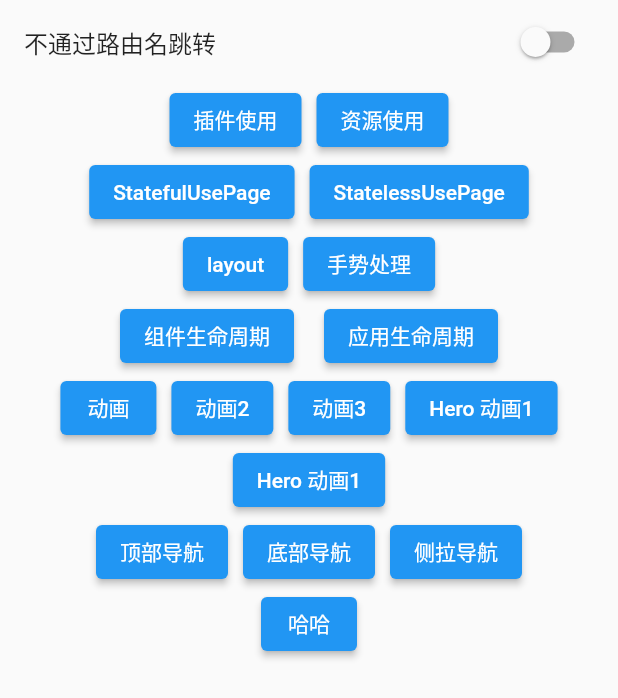
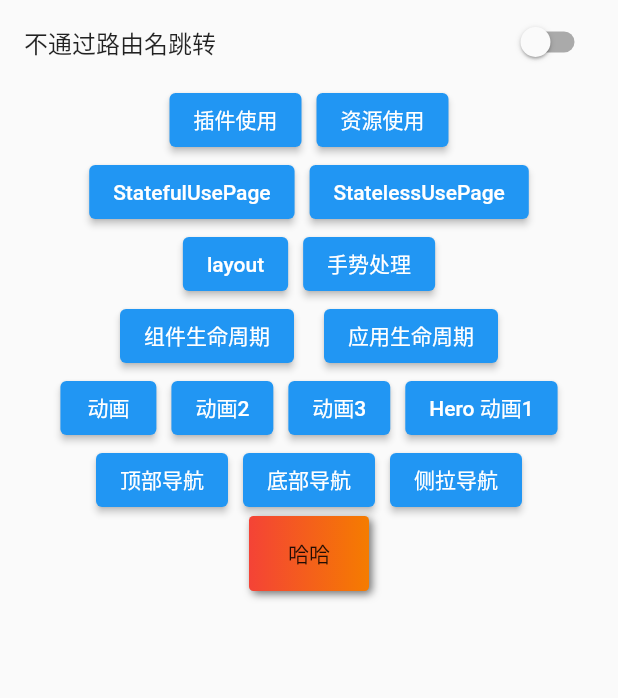
Before and after one commit to zhangbaoquan/coffer_flutter, a Flutter app: the RouterNavigator widget shown alone on an empty page, opened directly, on a phone screen of 412 x 824 dp. Shown: the top 698 px of the screen. Run offline on Flutter 3.47's test engine with Material 2 defaults, Android fonts, the phone set to English and light mode, and no system bars; our stand-ins replace cached_network_image, transparent_image; missing offline and left inert: dart:ffi, flutter_color_plugin; network calls fail.

Commit message:
code message : 组件UI练习

```diff
--- a/lib/sample/main_page.dart
+++ b/lib/sample/main_page.dart
@@ -7,9 +7,7 @@ import 'package:coffer_flutter/sample/res_page.dart';
 import 'package:coffer_flutter/sample/stateful_page.dart';
 import 'package:coffer_flutter/sample/stateless_page.dart';
 import 'package:coffer_flutter/sample/topNavigator_page.dart';
-import 'package:flutter/cupertino.dart';
 import 'package:flutter/material.dart';
-
 import 'animate_page2.dart';
 import 'animate_page3.dart';
 import 'bottomNavigator_page.dart';
@@ -44,7 +42,7 @@ class _MyAppState extends State<MyApp> {
         ),
         home: Scaffold(
           appBar: AppBar(
-            title: Text('导航使用'),
+            title: const Text('导航使用'),
           ),
           body: _MainItem(),
         ),
@@ -87,13 +85,15 @@ class _MyAppState extends State<MyApp> {
                 useNightTheme = value;
               });
             }),
-        RouterNavigator(),
+        const RouterNavigator(),
       ],
     );
   }
 }
 
 class RouterNavigator extends StatefulWidget {
+  const RouterNavigator({super.key});
+
   @override
   State<RouterNavigator> createState() => _RouterNavigatorState();
 }
@@ -104,8 +104,7 @@ class _RouterNavigatorState extends State<RouterNavigator> {
 
   @override
   Widget build(BuildContext context) {
-    return Container(
-      child: Column(
+    return Column(
       children: [
         SwitchListTile(
             title: Text('${byName ? '' : '不'}通过路由名跳转'),
@@ -142,13 +141,13 @@ class _RouterNavigatorState extends State<RouterNavigator> {
           mainAxisAlignment: MainAxisAlignment.center,
           children: [
             Padding(
-                padding: EdgeInsets.symmetric(
+              padding: const EdgeInsets.symmetric(
                 horizontal: 10,
               ),
               child: _item('组件生命周期', WidgetLifecyclePage(), 'lifecycle'),
             ),
             Padding(
-                padding: EdgeInsets.symmetric(
+              padding: const EdgeInsets.symmetric(
                 horizontal: 10,
               ),
               child: _item('应用生命周期', AppLifecyclePage(), 'AppLifecycle'),
@@ -164,7 +163,6 @@ class _RouterNavigatorState extends State<RouterNavigator> {
             _item('动画2', AnimateWidgetPage(), 'animate2'),
             _item('动画3', AnimateBuilderPage(), 'animate3'),
             _item('Hero 动画1', HeroAnimationPage(), 'Hero1'),
-              _item('Hero 动画1', HeroAnimationPage(), 'Hero1'),
           ],
         ),
         Wrap(
@@ -175,16 +173,13 @@ class _RouterNavigatorState extends State<RouterNavigator> {
             _item('侧拉导航', DrawerPage(), 'DrawerPage'),
           ],
         ),
-          _item('哈哈', LalaPage(), 'lala'),
-          // _item('开启三方应用', LaunchPage(),'launch'),
+        _item2('哈哈', LalaPage(), 'lala'),
       ],
-      ),
     );
   }
 
   _item(String title, page, String routeName) {
-    return Container(
-      child: ElevatedButton(
+    return ElevatedButton(
       onPressed: () {
         // true 表示用路由名跳转，false 表示使用Navigator跳转
         if (byName) {
@@ -195,6 +190,40 @@ class _RouterNavigatorState extends State<RouterNavigator> {
         }
       },
       child: Text(title),
+    );
+  }
+
+  _item2(String title, page, String routeName) {
+    return SizedBox(
+      width: 80,
+      height: 50,
+      child: DecoratedBox(
+        decoration: BoxDecoration(
+            gradient:
+                LinearGradient(colors: [Colors.red, Colors.orange.shade700]),
+            // 渐变
+            borderRadius: BorderRadius.circular(3),
+            boxShadow: const [
+              // 阴影
+              BoxShadow(
+                  color: Colors.black54,
+                  offset: Offset(2.0, 2.0),
+                  blurRadius: 4.0)
+            ]),
+        child: Center(
+          child: GestureDetector(
+            onTap: () {
+              // true 表示用路由名跳转，false 表示使用Navigator跳转
+              if (byName) {
+                Navigator.pushNamed(context, routeName);
+              } else {
+                Navigator.push(
+                    context, MaterialPageRoute(builder: (context) => page));
+              }
+            },
+            child: Text(title),
+          ),
+        ),
       ),
     );
   }
```
Lines whose indentation alone changed are shown as unchanged.
